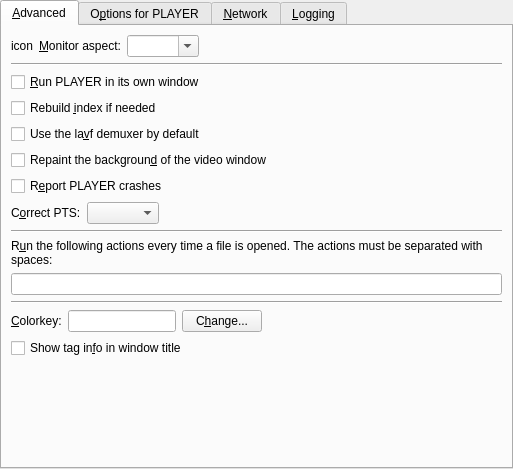
Above: src/gui/pref/advanced.ui from wilbert2000/wzplayer before the change. Below: the same form after it.
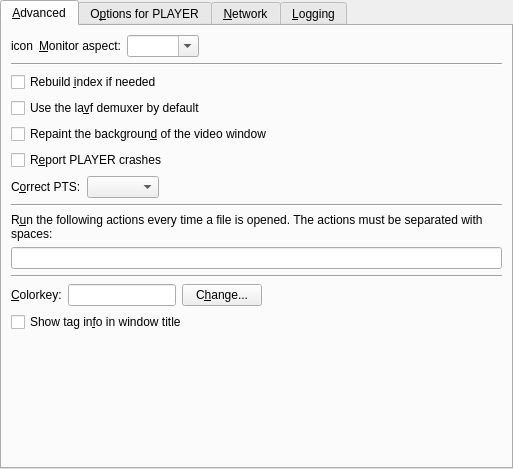
That is the form after the change. Custom widgets are drawn as their Qt base class.

Commit message: Removed advanced preference use_mplayer_window, now always false

The edit to the form file:
```diff
--- a/src/gui/pref/advanced.ui
+++ b/src/gui/pref/advanced.ui
@@ -99,13 +99,6 @@
          </property>
         </widget>
        </item>
-       <item>
-        <widget class="QCheckBox" name="mplayer_use_window_check">
-         <property name="text">
-          <string notr="true">&amp;Run PLAYER in its own window</string>
-         </property>
-        </widget>
-       </item>
        <item>
         <widget class="QCheckBox" name="idx_check">
          <property name="text">
```
Left out of the diff: 1 changed line with no effect on the pictures. The commit also changes 6 other files.
